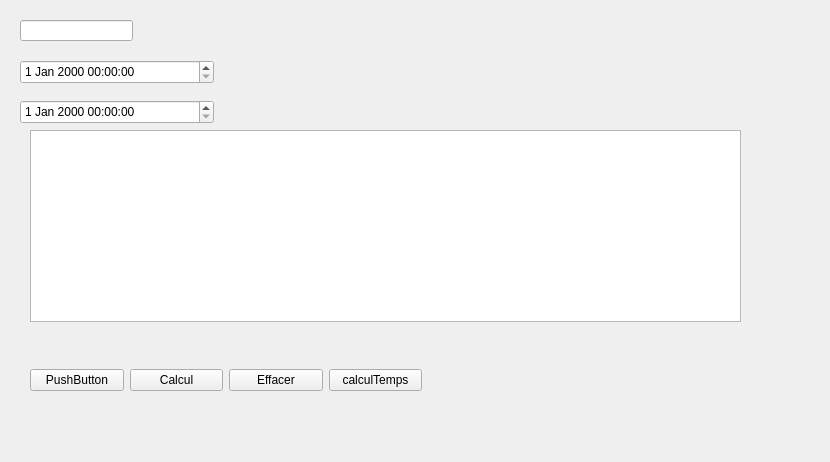
This is qtSqlTry.ui in heliomaster/qtSqlTry as Qt 5 draws it before an edit. The edited form follows.
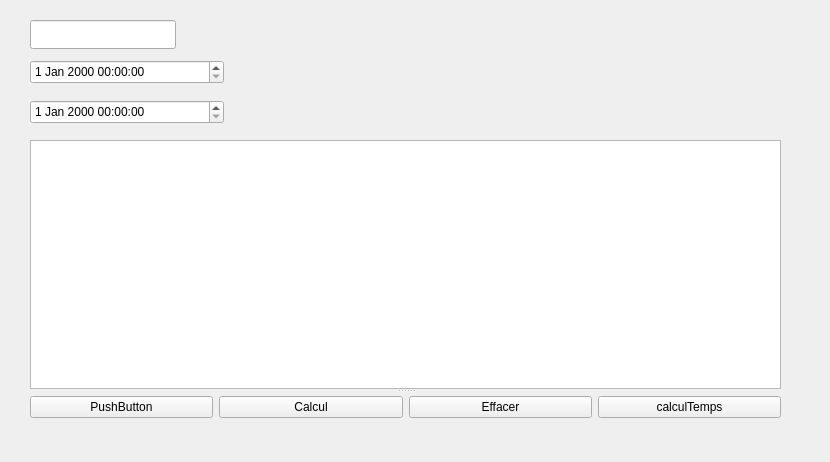
This is the edited form.

What changed in the file:
```diff
--- a/qtSqlTry.ui
+++ b/qtSqlTry.ui
@@ -16,17 +16,17 @@
   <widget class="QLineEdit" name="lineEditPilote">
    <property name="geometry">
     <rect>
-     <x>20</x>
+     <x>30</x>
      <y>20</y>
-     <width>113</width>
-     <height>21</height>
+     <width>146</width>
+     <height>29</height>
     </rect>
    </property>
   </widget>
   <widget class="QDateTimeEdit" name="dateTimeEdit_1">
    <property name="geometry">
     <rect>
-     <x>20</x>
+     <x>30</x>
      <y>60</y>
      <width>194</width>
      <height>24</height>
@@ -39,35 +39,31 @@
   <widget class="QDateTimeEdit" name="dateTimeEdit_2">
    <property name="geometry">
     <rect>
-     <x>20</x>
+     <x>30</x>
      <y>100</y>
      <width>194</width>
      <height>24</height>
     </rect>
    </property>
   </widget>
+  <widget class="QSplitter" name="splitter">
+   <property name="geometry">
+    <rect>
+     <x>30</x>
+     <y>140</y>
+     <width>751</width>
+     <height>281</height>
+    </rect>
+   </property>
+   <property name="orientation">
+    <enum>Qt::Vertical</enum>
+   </property>
   <widget class="QTableView" name="tableView1">
-   <property name="geometry">
-    <rect>
-     <x>30</x>
-     <y>130</y>
-     <width>711</width>
-     <height>192</height>
-    </rect>
-   </property>
    <property name="sortingEnabled">
     <bool>true</bool>
    </property>
   </widget>
   <widget class="QWidget" name="horizontalLayoutWidget">
-   <property name="geometry">
-    <rect>
-     <x>30</x>
-     <y>340</y>
-     <width>392</width>
-     <height>80</height>
-    </rect>
-   </property>
    <layout class="QHBoxLayout" name="horizontalLayout_2">
     <item>
      <widget class="QPushButton" name="pushButton">
@@ -107,6 +103,7 @@
      </widget>
     </item>
    </layout>
+   </widget>
   </widget>
  </widget>
  <resources/>
```
Lines whose indentation alone changed are shown as unchanged.
